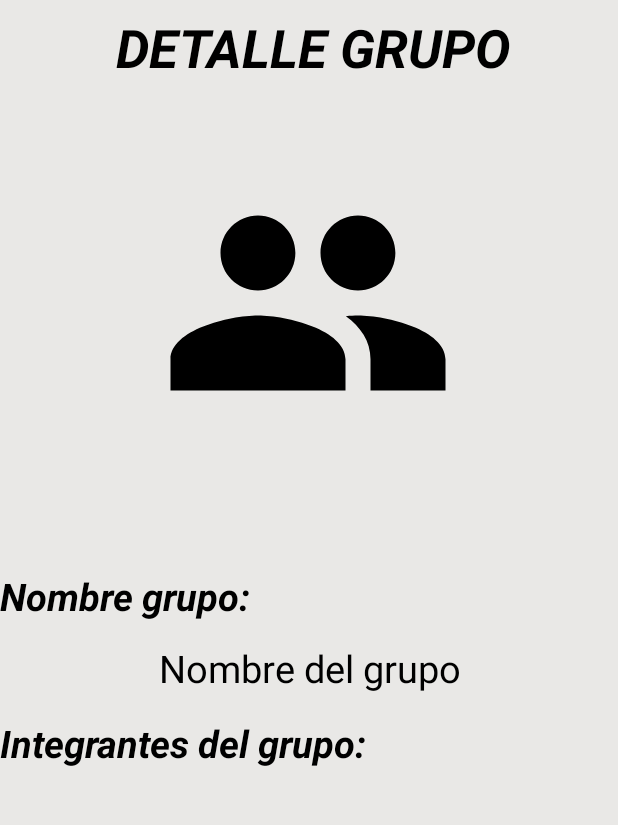
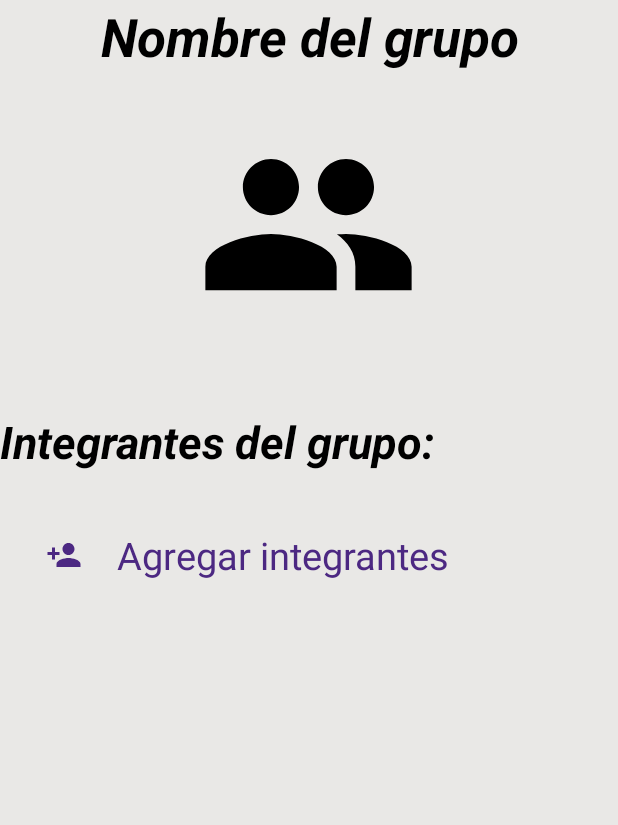
Before and after one commit to AlejandroV2204/CopiaSecureApp, an Android app: the fragment DetalleGrupoFragment placed in its activity, on a phone screen of 412 x 824 dp, the part 84-909 px from its top. Run offline under Robolectric (Android 15) with nearby library versions, the light colour scheme and no system bars; our stand-ins replace Firebase (no records; nobody signed in at launch, a user with empty details on screens opened directly); libraries missing offline, so code that uses them is left out: com.basgeekball.awesomevalidation.

Commit message:
Se está implementado un botón para ir a un apartado donde se puedan agregar integrantes a un grupo

```diff
--- a/SecureApp/app/src/main/java/com/example/secureapp/Fragments/DetalleGrupoFragment.java
+++ b/SecureApp/app/src/main/java/com/example/secureapp/Fragments/DetalleGrupoFragment.java
@@ -1,5 +1,6 @@
 package com.example.secureapp.Fragments;
 
+import android.content.Context;
 import android.os.Bundle;
 import android.view.LayoutInflater;
 import android.view.View;
@@ -10,7 +11,10 @@ import android.widget.Toast;
 
 import androidx.annotation.NonNull;
 import androidx.annotation.Nullable;
+import androidx.appcompat.app.AppCompatActivity;
 import androidx.fragment.app.Fragment;
+import androidx.fragment.app.FragmentManager;
+import androidx.fragment.app.FragmentTransaction;
 import androidx.recyclerview.widget.LinearLayoutManager;
 import androidx.recyclerview.widget.RecyclerView;
 
@@ -37,11 +41,16 @@ public class DetalleGrupoFragment extends Fragment {
     private RecyclerView recyclerViewIntegrantes;
     private ArrayList<MIntegrante> listaIntegrantes= new ArrayList<>();
 
-    TextView nombreDetalle;
+    TextView nombreDetalle, descripcionDetalle, agregarIntegrantes;
     String identificadorDetalle;
     ImageView imagenDetalle;
 
     private FirebaseFirestore firestore;
+
+    FragmentManager fragmentManager;
+    FragmentTransaction fragmentTransaction;
+
+    Context contexto;
 
     @Nullable
     @Override
@@ -52,6 +61,8 @@ public class DetalleGrupoFragment extends Fragment {
         inicializarFireStore();
 
         nombreDetalle = view.findViewById(R.id.txt_nombreDetalleGrupo);
+        agregarIntegrantes = view.findViewById(R.id.txt_agregarIntegrantes);
+
         //imagenDetalle = view.findViewById(R.id.imagen_detalle_grupo);
 
         recyclerViewIntegrantes = view.findViewById(R.id.RV_integrantes);
@@ -60,6 +71,8 @@ public class DetalleGrupoFragment extends Fragment {
         //Crear objeto bundle para recibir el objeto enviado por argumentos
         Bundle objetoGrupo = getArguments();
         MGrupo grupo = null;
+
+        contexto = view.getContext();
 
         //Validación para verificar si existen argumentos enviados para mostrar
         if (objetoGrupo != null){
@@ -70,6 +83,15 @@ public class DetalleGrupoFragment extends Fragment {
             nombreDetalle.setText(grupo.getNombre());
             identificadorDetalle = (grupo.getIdentificador());
             //imagenDetalle.setImageResource(grupo.getImagenid());
+
+            agregarIntegrantes.setOnClickListener(new View.OnClickListener() {
+                @Override
+                public void onClick(View view) {
+
+                    irAgregarIntegrantes();
+
+                }
+            });
         }
 
         //No se si esto sirva
@@ -119,4 +141,27 @@ public class DetalleGrupoFragment extends Fragment {
 
     }
 
+    private void irAgregarIntegrantes(){
+
+            //Aquí se realiza la lógica necesaria para poder realizar el envio
+            AgregarIntegranteFragment agregarIntegranteFragment = new AgregarIntegranteFragment();
+
+            //Objeto bundle para transportar la información
+            //Bundle bundleEnvio = new Bundle();
+
+            //Enviar el objeto que está llegando con Serializable
+            //bundleEnvio.putSerializable("objetoGrupo", agregarIntegranteFragment);
+
+            //agregarIntegranteFragment.setArguments(bundleEnvio);
+
+            //abrir fragment
+            fragmentManager = ((AppCompatActivity) contexto).getSupportFragmentManager();
+            fragmentTransaction = fragmentManager.beginTransaction();
+            fragmentTransaction.replace(R.id.container, agregarIntegranteFragment);
+            fragmentTransaction.addToBackStack(null);
+            fragmentTransaction.commit();
+
+
+    }
+
 }
--- /dev/null
+++ b/SecureApp/app/src/main/res/drawable/ic_check.xml
@@ -0,0 +1,5 @@
+<vector android:height="24dp" android:tint="#000000"
+    android:viewportHeight="24" android:viewportWidth="24"
+    android:width="24dp" xmlns:android="http://schemas.android.com/apk/res/android">
+    <path android:fillColor="@android:color/white" android:pathData="M9,16.17L4.83,12l-1.42,1.41L9,19 21,7l-1.41,-1.41z"/>
+</vector>
--- a/SecureApp/app/src/main/res/layout/fragment_detalle_grupo.xml
+++ b/SecureApp/app/src/main/res/layout/fragment_detalle_grupo.xml
@@ -6,57 +6,38 @@
     android:layout_height="match_parent">
 
     <TextView
-        android:id="@+id/txt_detalleMostrarGrupo"
-        android:layout_width="417dp"
+        android:id="@+id/txt_nombreDetalleGrupo"
+        android:layout_width="wrap_content"
         android:layout_height="47dp"
-        android:text="@string/pantalla_detalle_grupo_titulo"
+        android:gravity="center"
+        android:text="@string/DG_nombre_grupo_secundario"
         android:textAlignment="center"
         android:textColor="@color/Texto_color"
         android:textSize="35sp"
         android:textStyle="bold|italic"
         app:layout_constraintBottom_toBottomOf="parent"
         app:layout_constraintEnd_toEndOf="parent"
-        app:layout_constraintHorizontal_bias="0.0"
         app:layout_constraintStart_toStartOf="parent"
         app:layout_constraintTop_toTopOf="parent"
-        app:layout_constraintVertical_bias="0.082">
+        app:layout_constraintVertical_bias="0.073">
 
     </TextView>
 
     <ImageView
 
         android:id="@+id/imagen_detalle_grupo"
-        android:layout_width="200dp"
-        android:layout_height="200dp"
+        android:layout_width="150dp"
+        android:layout_height="150dp"
         android:foreground="@drawable/ic_group"
         android:padding="10dp"
         app:layout_constraintBottom_toBottomOf="parent"
         app:layout_constraintEnd_toEndOf="parent"
-        app:layout_constraintHorizontal_bias="0.497"
+        app:layout_constraintHorizontal_bias="0.498"
         app:layout_constraintStart_toStartOf="parent"
         app:layout_constraintTop_toTopOf="parent"
-        app:layout_constraintVertical_bias="0.253">
+        app:layout_constraintVertical_bias="0.194">
 
     </ImageView>
-
-    <TextView
-
-        android:id="@+id/txt_tituloDetalleGrupo"
-        android:layout_width="208dp"
-        android:layout_height="36dp"
-        android:text="@string/DG_nombre_grupo"
-        android:textAlignment="gravity"
-        android:textColor="@color/Texto_color"
-        android:textSize="25sp"
-        android:textStyle="bold|italic"
-        app:layout_constraintBottom_toBottomOf="parent"
-        app:layout_constraintEnd_toEndOf="parent"
-        app:layout_constraintHorizontal_bias="0.0"
-        app:layout_constraintStart_toStartOf="parent"
-        app:layout_constraintTop_toTopOf="parent"
-        app:layout_constraintVertical_bias="0.553">
-
-    </TextView>
 
     <TextView
 
@@ -66,32 +47,14 @@
         android:text="@string/DG_integrantes_grupo"
         android:textAlignment="gravity"
         android:textColor="@color/Texto_color"
-        android:textSize="25sp"
+        android:textSize="30sp"
         android:textStyle="bold|italic"
         app:layout_constraintBottom_toBottomOf="parent"
         app:layout_constraintEnd_toEndOf="parent"
         app:layout_constraintHorizontal_bias="0.0"
         app:layout_constraintStart_toStartOf="parent"
         app:layout_constraintTop_toTopOf="parent"
-        app:layout_constraintVertical_bias="0.685">
-
-    </TextView>
-
-    <TextView
-
-        android:id="@+id/txt_nombreDetalleGrupo"
-        android:layout_width="match_parent"
-        android:layout_height="wrap_content"
-        android:text="@string/DG_nombre_grupo_secundario"
-        android:textAlignment="center"
-        android:textColor="@color/Texto_color"
-        android:textSize="25sp"
-        app:layout_constraintBottom_toBottomOf="parent"
-        app:layout_constraintEnd_toEndOf="parent"
-        app:layout_constraintHorizontal_bias="1.0"
-        app:layout_constraintStart_toStartOf="parent"
-        app:layout_constraintTop_toTopOf="parent"
-        app:layout_constraintVertical_bias="0.613">
+        app:layout_constraintVertical_bias="0.423">
 
     </TextView>
 
@@ -104,14 +67,29 @@
 
     <LinearLayout
 
-        android:layout_width="408dp"
-        android:layout_height="179dp"
-        android:layout_marginBottom="4dp"
+        android:id="@+id/linearLayout"
+        android:layout_width="match_parent"
+        android:layout_height="wrap_content"
+        android:orientation="vertical"
         app:layout_constraintBottom_toBottomOf="parent"
         app:layout_constraintEnd_toEndOf="parent"
+        app:layout_constraintHorizontal_bias="0.0"
         app:layout_constraintStart_toStartOf="parent"
-        android:orientation="vertical"
-        app:layout_constraintTop_toBottomOf="@+id/txt_tituloDetalleGrupo2">
+        app:layout_constraintTop_toBottomOf="@+id/txt_tituloDetalleGrupo2"
+        app:layout_constraintVertical_bias="0.078">
+
+
+        <TextView
+            android:id="@+id/txt_agregarIntegrantes"
+            android:layout_width="350dp"
+            android:layout_height="40dp"
+            android:layout_gravity="center"
+            android:drawableLeft="@drawable/ic_nuevo_contacto"
+            android:drawableTint="@color/Strings_funcionales_color"
+            android:text="@string/DG_agregar_integrante"
+            android:textAlignment="inherit"
+            android:textColor="@color/Strings_funcionales_color"
+            android:textSize="25sp" />
 
         <androidx.recyclerview.widget.RecyclerView
             android:id="@+id/RV_integrantes"
@@ -121,4 +99,5 @@
 
     </LinearLayout>
 
+
 </androidx.constraintlayout.widget.ConstraintLayout>
--- a/SecureApp/app/src/main/res/layout/lista_contactos.xml
+++ b/SecureApp/app/src/main/res/layout/lista_contactos.xml
@@ -4,14 +4,13 @@
     android:layout_height="wrap_content"
     xmlns:app="http://schemas.android.com/apk/res-auto"
     app:cardBackgroundColor="@color/color_listas"
-    app:cardCornerRadius="3dp"
-    app:cardElevation="3dp"
+    app:cardCornerRadius="1dp"
     app:cardUseCompatPadding="true">
 
     <RelativeLayout
         android:layout_width="match_parent"
         android:layout_height="wrap_content"
-        android:padding="10dp"
+        android:padding="3dp"
         >
 
         <ImageView
--- a/SecureApp/app/src/main/res/layout/lista_grupos.xml
+++ b/SecureApp/app/src/main/res/layout/lista_grupos.xml
@@ -4,8 +4,7 @@
     android:layout_width="match_parent"
     android:layout_height="wrap_content"
     app:cardBackgroundColor="@color/color_listas"
-    app:cardCornerRadius="3dp"
-    app:cardElevation="3dp"
+    app:cardCornerRadius="1dp"
     app:cardUseCompatPadding="true"
     >
 
@@ -14,7 +13,7 @@
     <RelativeLayout
         android:layout_width="match_parent"
         android:layout_height="wrap_content"
-        android:padding="10dp"
+        android:padding="3dp"
         >
 
         <ImageView
--- a/SecureApp/app/src/main/res/layout/lista_integrantes.xml
+++ b/SecureApp/app/src/main/res/layout/lista_integrantes.xml
@@ -4,14 +4,13 @@
     android:layout_height="wrap_content"
     xmlns:app="http://schemas.android.com/apk/res-auto"
     app:cardBackgroundColor="@color/color_listas"
-    app:cardCornerRadius="3dp"
-    app:cardElevation="3dp"
+    app:cardCornerRadius="1dp"
     app:cardUseCompatPadding="true">
 
     <RelativeLayout
         android:layout_width="match_parent"
         android:layout_height="wrap_content"
-        android:padding="10dp"
+        android:padding="3dp"
         >
 
         <ImageView
--- a/SecureApp/app/src/main/res/values/colors.xml
+++ b/SecureApp/app/src/main/res/values/colors.xml
@@ -15,6 +15,7 @@
     <color name="Hints_color">#636363</color>
     <color name="Botones_color">#1f2046</color>
     <color name="Texto_color_botones">#e9e8e6</color>
-    <color name="color_listas">#DADBFF</color>
+    <color name="color_listas">#0000ffff</color>
+    <color name="Strings_funcionales_color">#4c2882</color>
 
 </resources>
--- a/SecureApp/app/src/main/res/values/strings.xml
+++ b/SecureApp/app/src/main/res/values/strings.xml
@@ -90,6 +90,9 @@
     <string name="DG_apellido_integrante">Apellido integrante</string>
     <string name="DG_email_integrante">Email integrante</string>
     <string name="DG_telefono_integrante">Teléfono integrante</string>
+    <string name="DG_agregar_integrante">ㅤAgregar integrantes</string>
+
+    <string name="AI_agregar_integrante_titulo">AGREGAR INTEGRANTES</string>
 
     <string name="LG_descripcion">Descripción del grupo</string>
     ------------------------------------------------------------------------------------
```
Also changed, not shown: SecureApp/app/src/main/java/com/example/secureapp/Adaptadores/AdapterAgregarIntegrante.java (added, +154 -0 lines), SecureApp/app/src/main/java/com/example/secureapp/Fragments/AgregarIntegranteFragment.java (added, +126 -0 lines), SecureApp/app/src/main/res/layout/fragment_agregar_integrante.xml (added, +73 -0 lines), SecureApp/app/src/main/res/layout/fragment_contacto.xml (+2 -7 lines), SecureApp/app/src/main/res/layout/fragment_detalle_contacto.xml (+4 -4 lines), 33 other files.
